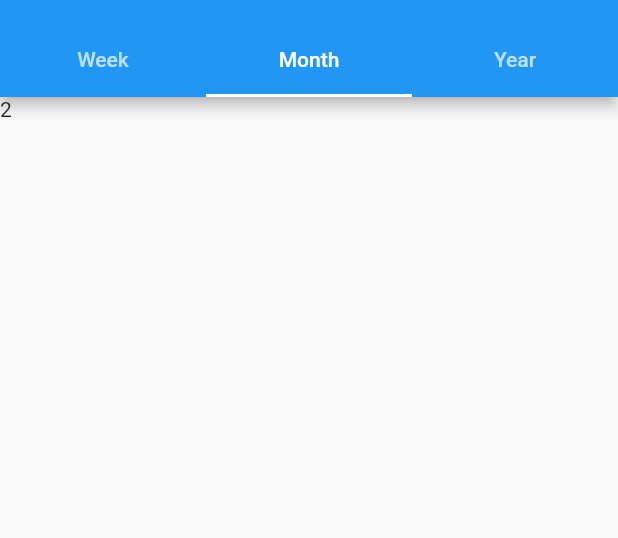
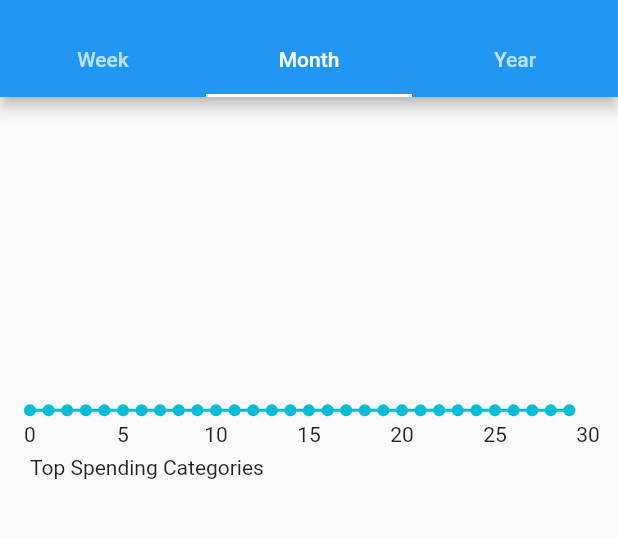
Before and after one commit to Erkebulan-Akhmediya/expense_tracker, a Flutter app: the Statistics screen opened directly, tab 2 chosen, on a phone screen of 412 x 824 dp, the part 59-597 px from its top. Run offline on Flutter 3.47's test engine with Material 2 defaults, Android fonts, the phone set to English and light mode, and no system bars; drawn by our look-alikes of fl_chart; our stand-ins replace cloud_firestore, firebase_auth, firebase_core, get, google_fonts, skeletons; accounts and stored records are empty.

Commit message:
monthly stats graph

```diff
--- /dev/null
+++ b/lib/views/statictics/month.dart
@@ -0,0 +1,104 @@
+import 'package:firebase_auth/firebase_auth.dart';
+import 'package:fl_chart/fl_chart.dart';
+import 'package:flutter/material.dart';
+import 'package:get/get.dart';
+
+import '../../controllers/auth.controller.dart';
+import '../../controllers/expense.controller.dart';
+
+class Month extends StatefulWidget {
+  const Month({super.key});
+
+  @override
+  State<Month> createState() => _MonthState();
+
+}
+
+class _MonthState extends State<Month> {
+  late Future<List> expenses;
+
+  final ExpenseController _expenseController = Get.put(ExpenseController());
+  final User? user = Get.put(AuthController()).currentUser;
+
+  double daysInMonth() {
+    DateTime now = DateTime.now();
+    return DateTime(now.year, now.month + 1, 0).day.toDouble();
+  }
+
+  @override
+  void initState() {
+    super.initState();
+    expenses = _expenseController.getUserExpenses(user!.uid);
+  }
+
+  @override
+  Widget build(BuildContext context) {
+    return Padding(
+      padding: const EdgeInsets.all(20.0),
+      child: Column(
+        crossAxisAlignment: CrossAxisAlignment.start,
+        children: <Widget>[
+          AspectRatio(
+            aspectRatio: 1.7,
+            child: FutureBuilder(
+              future: _expenseController.monthlyStats(expenses),
+              builder: (context, snapshot) {
+                if (snapshot.connectionState == ConnectionState.done) {
+                  return LineChart(
+                    LineChartData(
+                      minX: 0,
+                      minY: 0,
+                      maxX: daysInMonth(),
+                      maxY: 150,
+                      titlesData: const FlTitlesData(
+                        show: true,
+                        rightTitles: AxisTitles(
+                          sideTitles: SideTitles(showTitles: false),
+                        ),
+                        topTitles: AxisTitles(
+                          sideTitles: SideTitles(showTitles: false),
+                        ),
+                        leftTitles: AxisTitles(
+                          sideTitles: SideTitles(showTitles: false),
+                        ),
+                      ),
+                      gridData: const FlGridData(
+                        show: false,
+                      ),
+                      borderData: FlBorderData(
+                        show: false,
+                      ),
+                      lineBarsData: [
+                        LineChartBarData(
+                          isCurved: false,
+                          spots: snapshot.data!,
+                          belowBarData: BarAreaData(
+                            show: true,
+                            gradient: LinearGradient(
+                              begin: Alignment.topCenter,
+                              end: Alignment.bottomCenter,
+                              stops: const [0.9, 1],
+                              colors: [
+                                Colors.blue.shade100,
+                                Colors.white,
+                              ],
+                            ),
+                          ),
+                        ),
+                      ],
+                    ),
+                  );
+                } else {
+                  return const Center(
+                    child: CircularProgressIndicator(),
+                  );
+                }
+              },
+            ),
+          ),
+          const Text('Top Spending Categories'),
+        ],
+      ),
+    );
+  }
+}
--- a/lib/views/statictics/statistics.dart
+++ b/lib/views/statictics/statistics.dart
@@ -1,6 +1,5 @@
-import 'package:expense_tracker/views/home/expense.dart';
+import 'package:expense_tracker/views/statictics/month.dart';
 import 'package:expense_tracker/views/statictics/week.dart';
-import 'package:fl_chart/fl_chart.dart';
 import 'package:flutter/material.dart';
 
 class Statistics extends StatelessWidget {
@@ -24,7 +23,7 @@ class Statistics extends StatelessWidget {
           body: const TabBarView(
             children: [
               Week(),
-              Text('2'),
+              Month(),
               Text('3'),
             ],
           ),
--- a/lib/views/statictics/week.dart
+++ b/lib/views/statictics/week.dart
@@ -1,5 +1,4 @@
 import 'package:expense_tracker/controllers/expense.controller.dart';
-import 'package:expense_tracker/views/statictics/category.dart';
 import 'package:firebase_auth/firebase_auth.dart';
 import 'package:fl_chart/fl_chart.dart';
 import 'package:flutter/material.dart';
@@ -158,7 +157,7 @@ class _WeekState extends State<Week> {
                   builder: (context, snapshot) {
                     if (snapshot.connectionState == ConnectionState.done) {
                       return Column(
-                        children: _expenseController.top4Categories(snapshot.data!),
+                        children: _expenseController.top4WeeklyCategories(snapshot.data!),
                       );
                     } else {
                       return const Center(
```
Also changed, not shown: lib/controllers/expense.controller.dart (+46 -2 lines).
